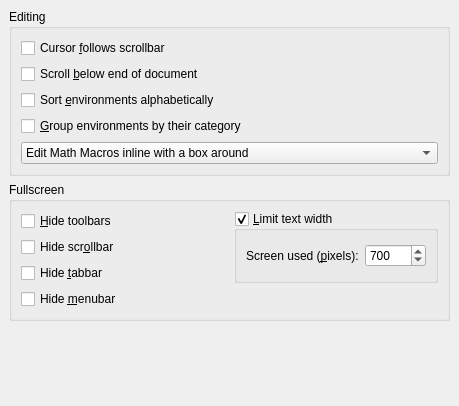
cburschka/lyx, file src/frontends/qt4/ui/PrefEditUi.ui: the form before one commit.
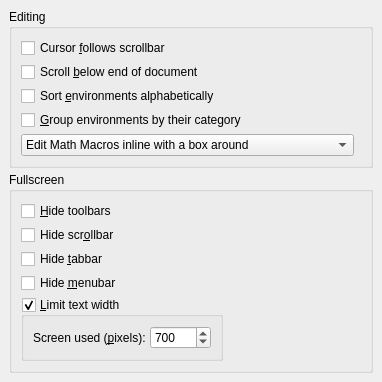
The form after the commit.

What changed in the file:
```diff
--- a/src/frontends/qt4/ui/PrefEditUi.ui
+++ b/src/frontends/qt4/ui/PrefEditUi.ui
@@ -1,18 +1,16 @@
 <ui version="4.0" >
  <class>PrefEditUi</class>
- <widget class="QWidget" name="PrefEditUi" >
-  <property name="geometry" >
+ <widget class="QWidget" name="PrefEditUi">
+  <property name="geometry">
    <rect>
     <x>0</x>
     <y>0</y>
-    <width>459</width>
-    <height>406</height>
+    <width>382</width>
+    <height>361</height>
    </rect>
   </property>
-  <property name="sizePolicy" >
-   <sizepolicy>
-    <hsizetype>0</hsizetype>
-    <vsizetype>0</vsizetype>
+  <property name="sizePolicy">
+   <sizepolicy hsizetype="Fixed" vsizetype="Fixed">
     <horstretch>0</horstretch>
     <verstretch>0</verstretch>
    </sizepolicy>
@@ -20,16 +18,10 @@
   <property name="windowTitle" >
    <string/>
   </property>
-  <layout class="QVBoxLayout" >
-   <property name="margin" >
-    <number>9</number>
-   </property>
-   <property name="spacing" >
-    <number>6</number>
-   </property>
+  <layout class="QVBoxLayout" name="verticalLayout">
    <item>
-    <widget class="QGroupBox" name="scrollGB" >
-     <property name="title" >
+    <widget class="QGroupBox" name="scrollGB">
+     <property name="title">
       <string>Editing</string>
      </property>
      <property name="alignment" >
@@ -38,43 +30,37 @@
      <property name="flat" >
       <bool>true</bool>
      </property>
-     <layout class="QVBoxLayout" >
-      <property name="margin" >
-       <number>9</number>
-      </property>
-      <property name="spacing" >
-       <number>6</number>
-      </property>
-      <item>
-       <widget class="QCheckBox" name="cursorFollowsCB" >
-        <property name="text" >
+     <layout class="QGridLayout" name="gridLayout">
+      <item row="0" column="0">
+       <widget class="QCheckBox" name="cursorFollowsCB">
+        <property name="text">
          <string>Cursor &amp;follows scrollbar</string>
         </property>
        </widget>
       </item>
-      <item>
-       <widget class="QCheckBox" name="scrollBelowCB" >
-        <property name="text" >
+      <item row="1" column="0">
+       <widget class="QCheckBox" name="scrollBelowCB">
+        <property name="text">
          <string>Scroll &amp;below end of document</string>
         </property>
        </widget>
       </item>
-      <item>
-       <widget class="QCheckBox" name="sortEnvironmentsCB" >
-        <property name="text" >
+      <item row="2" column="0">
+       <widget class="QCheckBox" name="sortEnvironmentsCB">
+        <property name="text">
          <string>Sort &amp;environments alphabetically</string>
         </property>
        </widget>
       </item>
-      <item>
-       <widget class="QCheckBox" name="groupEnvironmentsCB" >
-        <property name="text" >
+      <item row="3" column="0">
+       <widget class="QCheckBox" name="groupEnvironmentsCB">
+        <property name="text">
          <string>&amp;Group environments by their category</string>
         </property>
        </widget>
       </item>
-      <item>
-       <widget class="QComboBox" name="macroEditStyleCO" >
+      <item row="4" column="0">
+       <widget class="QComboBox" name="macroEditStyleCO">
         <item>
          <property name="text" >
           <string>Edit Math Macros inline with a box around</string>
@@ -92,12 +78,25 @@
         </item>
        </widget>
       </item>
+      <item row="4" column="1">
+       <spacer name="horizontalSpacer">
+        <property name="orientation">
+         <enum>Qt::Horizontal</enum>
+        </property>
+        <property name="sizeHint" stdset="0">
+         <size>
+          <width>40</width>
+          <height>20</height>
+         </size>
+        </property>
+       </spacer>
+      </item>
      </layout>
     </widget>
    </item>
    <item>
-    <widget class="QGroupBox" name="fullscreenGB" >
-     <property name="title" >
+    <widget class="QGroupBox" name="fullscreenGB">
+     <property name="title">
       <string>Fullscreen</string>
      </property>
      <property name="alignment" >
@@ -106,37 +105,72 @@
      <property name="flat" >
       <bool>true</bool>
      </property>
-     <layout class="QGridLayout" >
-      <property name="margin" >
-       <number>9</number>
-      </property>
-      <property name="spacing" >
-       <number>6</number>
-      </property>
-      <item rowspan="3" row="0" column="2" >
-       <widget class="QGroupBox" name="fullscreenLimitGB" >
-        <property name="title" >
+     <layout class="QGridLayout" name="gridLayout_2">
+      <item row="0" column="0">
+       <widget class="QCheckBox" name="toggleToolbarsCB">
+        <property name="sizePolicy">
+         <sizepolicy hsizetype="Fixed" vsizetype="Fixed">
+          <horstretch>0</horstretch>
+          <verstretch>0</verstretch>
+         </sizepolicy>
+        </property>
+        <property name="text">
+         <string>&amp;Hide toolbars</string>
+        </property>
+       </widget>
+      </item>
+      <item row="1" column="0">
+       <widget class="QCheckBox" name="toggleScrollbarCB">
+        <property name="text">
+         <string>Hide scr&amp;ollbar</string>
+        </property>
+       </widget>
+      </item>
+      <item row="2" column="0">
+       <widget class="QCheckBox" name="toggleTabbarCB">
+        <property name="text">
+         <string>Hide &amp;tabbar</string>
+        </property>
+       </widget>
+      </item>
+      <item row="3" column="0">
+       <widget class="QCheckBox" name="toggleMenubarCB">
+        <property name="text">
+         <string>Hide &amp;menubar</string>
+        </property>
+       </widget>
+      </item>
+      <item row="4" column="0">
+       <widget class="QGroupBox" name="fullscreenLimitGB">
+        <property name="title">
          <string>&amp;Limit text width</string>
         </property>
-        <property name="checkable" >
+        <property name="flat">
          <bool>true</bool>
         </property>
-        <layout class="QGridLayout" >
-         <property name="margin" >
-          <number>9</number>
-         </property>
-         <property name="spacing" >
-          <number>6</number>
-         </property>
-         <item row="0" column="1" >
-          <widget class="QSpinBox" name="fullscreenWidthSB" >
-           <property name="maximum" >
-            <number>10000</number>
+        <property name="checkable">
+         <bool>true</bool>
+        </property>
+        <layout class="QGridLayout" name="gridLayout_3">
+         <item row="0" column="0">
+          <widget class="QLabel" name="label_2">
+           <property name="text">
+            <string>Screen used (&amp;pixels):</string>
            </property>
-           <property name="minimum" >
+           <property name="buddy">
+            <cstring>fullscreenWidthSB</cstring>
+           </property>
+          </widget>
+         </item>
+         <item row="0" column="1">
+          <widget class="QSpinBox" name="fullscreenWidthSB">
+           <property name="minimum">
             <number>0</number>
            </property>
-           <property name="singleStep" >
+           <property name="maximum">
+            <number>10000</number>
+           </property>
+           <property name="singleStep">
             <number>10</number>
            </property>
            <property name="value" >
@@ -144,87 +178,41 @@
            </property>
           </widget>
          </item>
-         <item row="0" column="0" >
-          <widget class="QLabel" name="label_2" >
-           <property name="text" >
-            <string>Screen used (&amp;pixels):</string>
-           </property>
-           <property name="buddy" >
-            <cstring>fullscreenWidthSB</cstring>
-           </property>
-          </widget>
-         </item>
         </layout>
        </widget>
       </item>
-      <item row="1" column="1" >
-       <spacer>
-        <property name="orientation" >
+      <item row="4" column="1">
+       <spacer name="horizontalSpacer_2">
+        <property name="orientation">
          <enum>Qt::Horizontal</enum>
         </property>
-        <property name="sizeHint" >
+        <property name="sizeHint" stdset="0">
          <size>
-          <width>40</width>
+          <width>157</width>
           <height>20</height>
          </size>
         </property>
        </spacer>
       </item>
-      <item row="3" column="0" >
-       <widget class="QCheckBox" name="toggleMenubarCB" >
-        <property name="text" >
-         <string>Hide &amp;menubar</string>
-        </property>
-       </widget>
-      </item>
-      <item row="2" column="0" >
-       <widget class="QCheckBox" name="toggleTabbarCB" >
-        <property name="text" >
-         <string>Hide &amp;tabbar</string>
-        </property>
-       </widget>
-      </item>
-      <item row="1" column="0" >
-       <widget class="QCheckBox" name="toggleScrollbarCB" >
-        <property name="text" >
-         <string>Hide scr&amp;ollbar</string>
-        </property>
-       </widget>
-      </item>
-      <item row="0" column="0" >
-       <widget class="QCheckBox" name="toggleToolbarsCB" >
-        <property name="sizePolicy" >
-         <sizepolicy>
-          <hsizetype>0</hsizetype>
-          <vsizetype>0</vsizetype>
-          <horstretch>0</horstretch>
-          <verstretch>0</verstretch>
-         </sizepolicy>
-        </property>
-        <property name="text" >
-         <string>&amp;Hide toolbars</string>
-        </property>
-       </widget>
-      </item>
      </layout>
     </widget>
    </item>
    <item>
     <spacer>
-     <property name="orientation" >
+     <property name="orientation">
       <enum>Qt::Vertical</enum>
      </property>
-     <property name="sizeHint" >
+     <property name="sizeHint" stdset="0">
       <size>
-       <width>395</width>
-       <height>16</height>
+       <width>0</width>
+       <height>0</height>
       </size>
      </property>
     </spacer>
    </item>
   </layout>
  </widget>
- <layoutdefault spacing="4" margin="9" />
+ <layoutdefault spacing="4" margin="9"/>
  <tabstops>
   <tabstop>cursorFollowsCB</tabstop>
   <tabstop>scrollBelowCB</tabstop>
```
Left out of the diff: 22 changed lines with no effect on the pictures.
